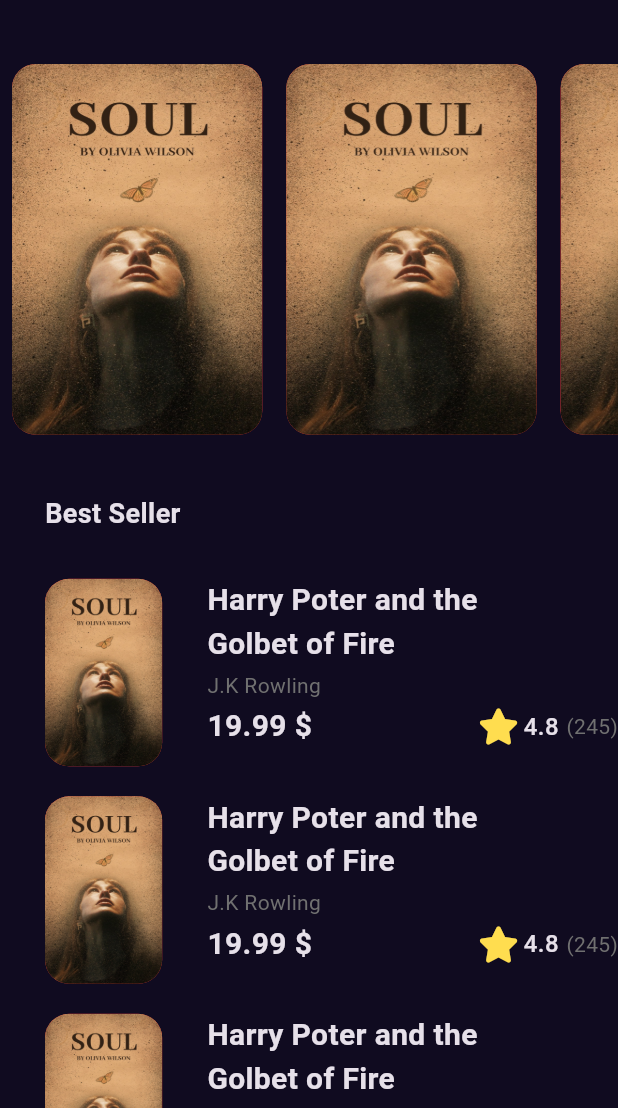
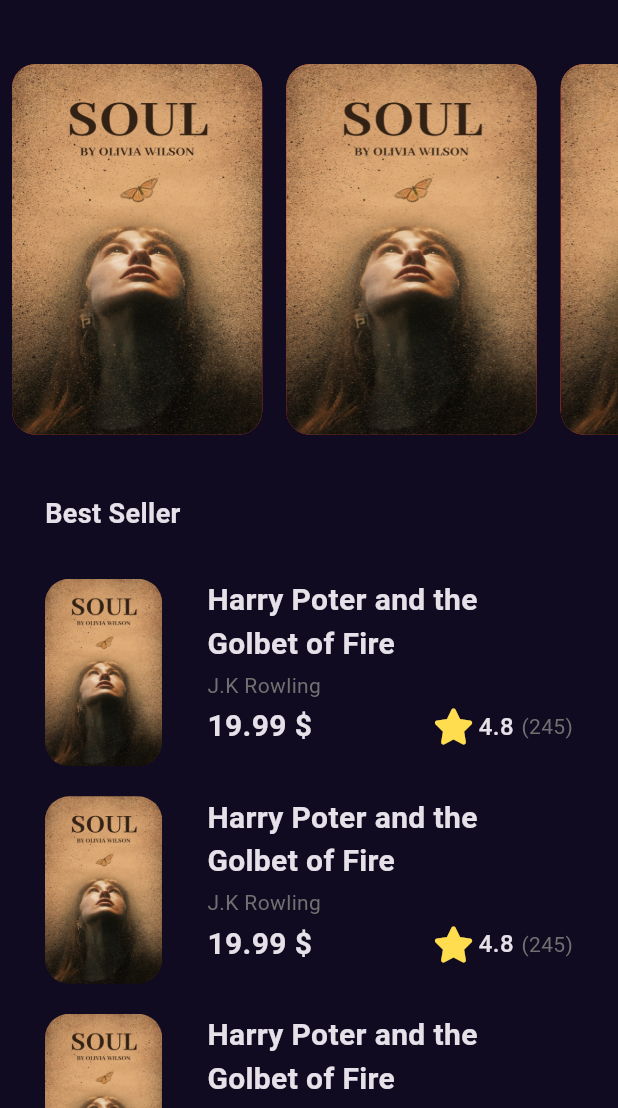
Before and after one commit to Rama-Fassi/MyBookly, a Flutter app: the screen it shows after launch, on a phone screen of 412 x 824 dp, the part 128-1236 px from its top. Run offline on Flutter 3.47's test engine with Material 3 defaults, Android fonts, the phone set to English and light mode, and no system bars; our stand-ins replace font_awesome_flutter, go_router; Roboto replaces fonts that are missing (GT Sectra Fine).

```diff
--- /dev/null
+++ b/lib/core/utils/app_router.dart
@@ -0,0 +1,17 @@
+import 'package:go_router/go_router.dart';
+import 'package:my_bookly/features/home/presenatation/views/home_view.dart';
+import 'package:my_bookly/features/splash/presentation/views/splash_view.dart';
+
+abstract class AppRouter {
+  static const kHomeView = '/homeView';
+  static final router = GoRouter(routes: [
+    GoRoute(
+      path: '/',
+      builder: (context, state) => const SplashView(),
+    ),
+    GoRoute(
+      path: kHomeView,
+      builder: (context, state) => const HomeView(),
+    ),
+  ]);
+}
--- a/lib/features/home/presenatation/views/widgets/best_seller_List_view_item.dart
+++ b/lib/features/home/presenatation/views/widgets/best_seller_List_view_item.dart
@@ -8,9 +8,7 @@ class BestSellerListViewItem extends StatelessWidget {
 
   @override
   Widget build(BuildContext context) {
-    return Padding(
-      padding: const EdgeInsets.only(left: 30.0),
-      child: SizedBox(
+    return SizedBox(
       height: 125,
       child: Row(
         children: [
@@ -19,7 +17,7 @@ class BestSellerListViewItem extends StatelessWidget {
             child: Container(
               decoration: BoxDecoration(
                 borderRadius: BorderRadius.circular(16),
-                  color: Colors.red,
+                //    color: Colors.red,
                 image: const DecorationImage(
                   fit: BoxFit.fill,
                   image: AssetImage(
@@ -73,7 +71,6 @@ class BestSellerListViewItem extends StatelessWidget {
           ),
         ],
       ),
-      ),
     );
   }
 }
--- a/lib/features/home/presenatation/views/widgets/best_seller_list_View.dart
+++ b/lib/features/home/presenatation/views/widgets/best_seller_list_View.dart
@@ -1,5 +1,5 @@
 import 'package:flutter/material.dart';
-import 'package:my_bookly/features/home/presenatation/views/widgets/best_seller_List_view_item.dart';
+import 'package:my_bookly/features/home/presenatation/views/widgets/best_seller_list_view_item.dart';
 
 class BestSellerListView extends StatelessWidget {
   const BestSellerListView({super.key});
@@ -16,7 +16,7 @@ class BestSellerListView extends StatelessWidget {
           child: BestSellerListViewItem(),
         );
       },
-      itemCount: 10,
+      itemCount: 20,
     );
   }
 }
--- a/lib/features/home/presenatation/views/widgets/home_view_body.dart
+++ b/lib/features/home/presenatation/views/widgets/home_view_body.dart
@@ -3,7 +3,7 @@ import 'package:my_bookly/core/utils/styles.dart';
 import 'package:my_bookly/features/home/presenatation/views/widgets/custom_app_bar.dart';
 import 'package:my_bookly/features/home/presenatation/views/widgets/featured_list_view.dart';
 
-import 'best_seller_list_View.dart';
+import 'best_seller_list_view.dart';
 
 class HomeViewBody extends StatelessWidget {
   const HomeViewBody({super.key});
@@ -35,7 +35,10 @@ class HomeViewBody extends StatelessWidget {
           ),
         ),
         SliverFillRemaining(
-          child: BestSellerListView(),
+          child: Padding(
+            padding: EdgeInsets.symmetric(horizontal: 30.0),
+            child: BestSellerListView(),
+          ),
         )
       ],
     );
--- a/lib/main.dart
+++ b/lib/main.dart
@@ -1,6 +1,7 @@
 import 'package:flutter/material.dart';
-import 'package:get/get.dart';
+import 'package:go_router/go_router.dart';
 import 'package:my_bookly/constants.dart';
+import 'package:my_bookly/core/utils/app_router.dart';
 import 'package:my_bookly/features/splash/presentation/views/splash_view.dart';
 
 void main() {
@@ -12,13 +13,14 @@ class BooklyApp extends StatelessWidget {
 
   @override
   Widget build(BuildContext context) {
-    return GetMaterialApp(
+    return MaterialApp.router(
+      routerConfig: AppRouter.router,
       debugShowCheckedModeBanner: false,
       theme: ThemeData.dark().copyWith(
         scaffoldBackgroundColor: kPrimaryColor,
-       // textTheme: GoogleFonts.montserratTextTheme(ThemeData.dark().textTheme),
+        // textTheme: GoogleFonts.montserratTextTheme(ThemeData.dark().textTheme),
       ),
-      home: const SplashView(),
+      // home: const SplashView(),
     );
   }
 }
--- a/pubspec.yaml
+++ b/pubspec.yaml
@@ -32,7 +32,7 @@ dependencies:
   flutter:
     sdk: flutter
   font_awesome_flutter: ^10.7.0
-  get: ^4.6.6
+  go_router: ^13.2.0
 
 dev_dependencies:
   flutter_lints: ^2.0.0
```
Also changed, not shown: lib/features/home/presenatation/views/book_details_view.dart (added, +11 -0 lines), lib/features/home/presenatation/views/widgets/book_details_view_body.dart (added, +10 -0 lines), lib/features/splash/presentation/views/widgets/splash_view_body.dart (+7 -7 lines), pubspec.lock. Lines whose indentation alone changed are shown as unchanged.
